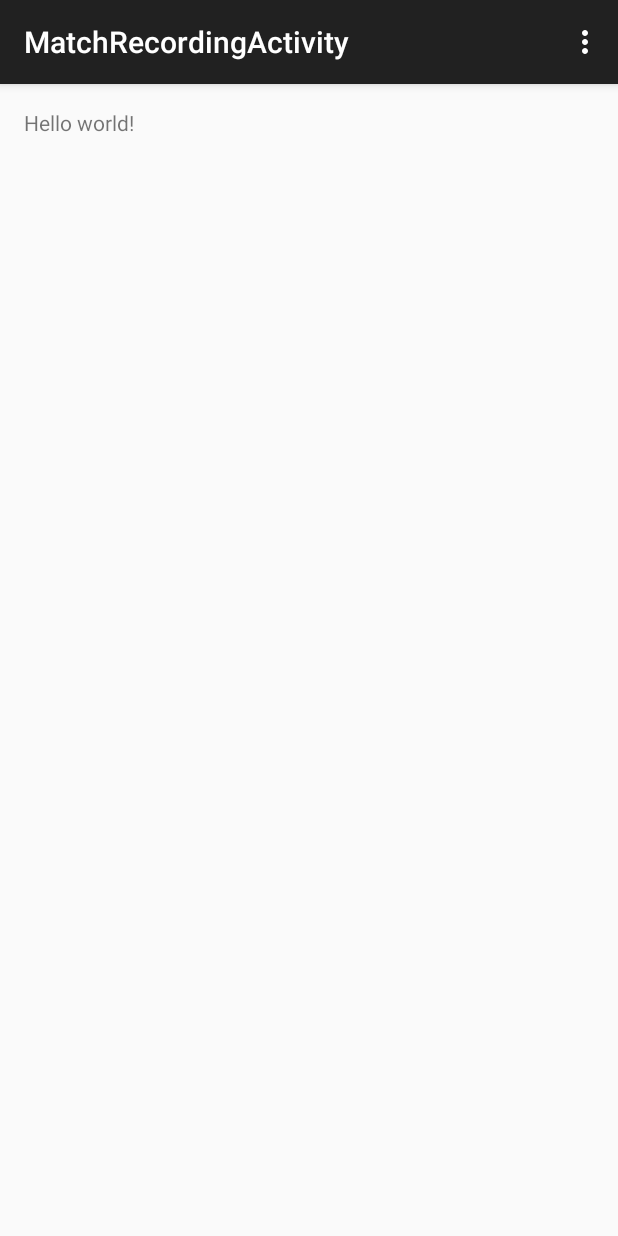
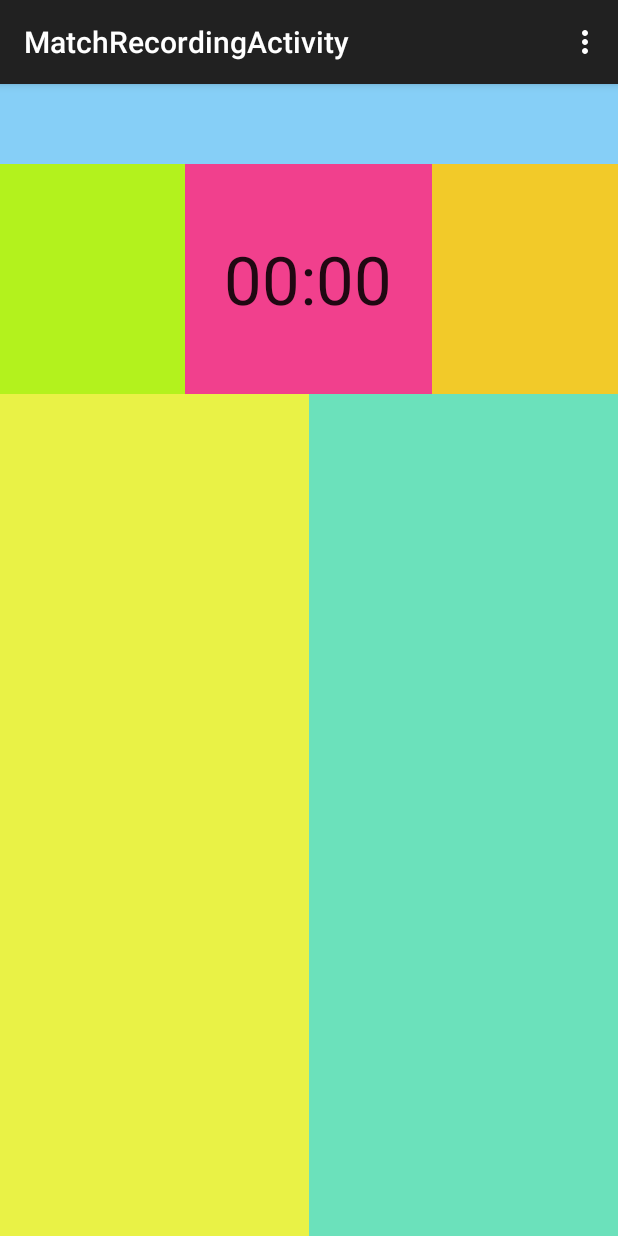
Before and after one commit to Legendaary/Scouter, an Android app: the MatchRecordingActivity screen opened directly, with no data from a screen before it, on a phone screen of 412 x 824 dp. Run offline under Robolectric (Android 15) with nearby library versions, the light colour scheme and no system bars.

Commit message:
fixed Match Recording Activity name problem

```diff
--- a/BasketballScoutAndroidProject/BasketballScount/app/src/main/res/layout/activity_match_recording.xml
+++ b/BasketballScoutAndroidProject/BasketballScount/app/src/main/res/layout/activity_match_recording.xml
@@ -1,12 +1,82 @@
-<RelativeLayout xmlns:android="http://schemas.android.com/apk/res/android"
+<LinearLayout xmlns:android="http://schemas.android.com/apk/res/android"
     xmlns:tools="http://schemas.android.com/tools" android:layout_width="match_parent"
-    android:layout_height="match_parent" android:paddingLeft="@dimen/activity_horizontal_margin"
-    android:paddingRight="@dimen/activity_horizontal_margin"
-    android:paddingTop="@dimen/activity_vertical_margin"
-    android:paddingBottom="@dimen/activity_vertical_margin"
-    tools:context="porcomsci.basketballscout.com.basketballscount.MatchRecordingActivity">
+    android:layout_height="match_parent"
+    tools:context="porcomsci.basketballscout.com.basketballscount.MatchRecord"
+    android:orientation="vertical"
+    android:weightSum="1">
 
-    <TextView android:text="@string/hello_world" android:layout_width="wrap_content"
-        android:layout_height="wrap_content" />
+    <TextView
+        android:textSize="12pt"
+        android:layout_height="0dp"
+        android:layout_width="match_parent"
+        android:layout_weight="0.07"
+        android:gravity="center"
+        android:background="#79069ff2"
+        android:id="@+id/matchRecord_schoolLabel">
+    </TextView>
 
-</RelativeLayout>
+    <LinearLayout
+        android:layout_width="match_parent"
+        android:layout_height="0dp"
+        android:layout_weight="0.20"
+        android:baselineAligned="false"
+        android:orientation="horizontal"
+        >
+
+        <TextView
+            android:textSize="15pt"
+            android:layout_height="match_parent"
+            android:layout_width="0dp"
+            android:layout_weight="0.30"
+            android:gravity="center"
+            android:background="#ffb3f21d"
+            android:id="@+id/matchRecord_score1">
+        </TextView>
+
+        <Chronometer
+            android:layout_height="match_parent"
+            android:layout_width="0dp"
+            android:layout_weight="0.40"
+            android:gravity="center"
+            android:textSize="20pt"
+            android:background="#bdef0068"
+            android:id="@+id/matchRecord_chronometer">
+        </Chronometer>
+
+        <TextView
+            android:textSize="15pt"
+            android:gravity="center"
+            android:layout_height="match_parent"
+            android:layout_width="0dp"
+            android:layout_weight="0.30"
+            android:background="#e1f2c50e"
+            android:id="@+id/matchRecord_score2">
+        </TextView>
+
+    </LinearLayout>
+
+    <LinearLayout
+        android:layout_width="match_parent"
+        android:layout_height="0dp"
+        android:layout_weight="0.75">
+
+        <ListView
+            android:layout_width="0dp"
+            android:layout_height="match_parent"
+            android:layout_weight="0.5"
+            android:background="#e1e8f22f"
+            android:id="@+id/matchRecord_list1">
+        </ListView>
+
+        <ListView
+            android:layout_width="0dp"
+            android:layout_height="match_parent"
+            android:layout_weight="0.5"
+            android:background="#ff6be1bb"
+            android:id="@+id/matchRecord_list2">
+        </ListView>
+
+    </LinearLayout>
+
+
+</LinearLayout>
```
Also changed, not shown: 1 other file.
